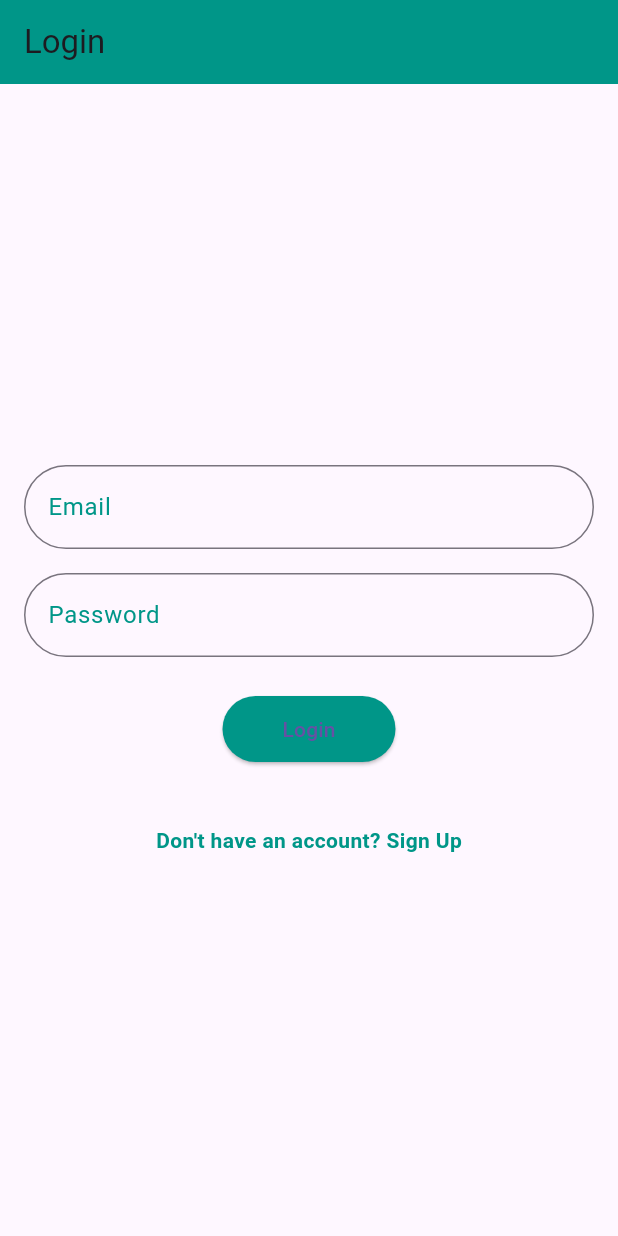
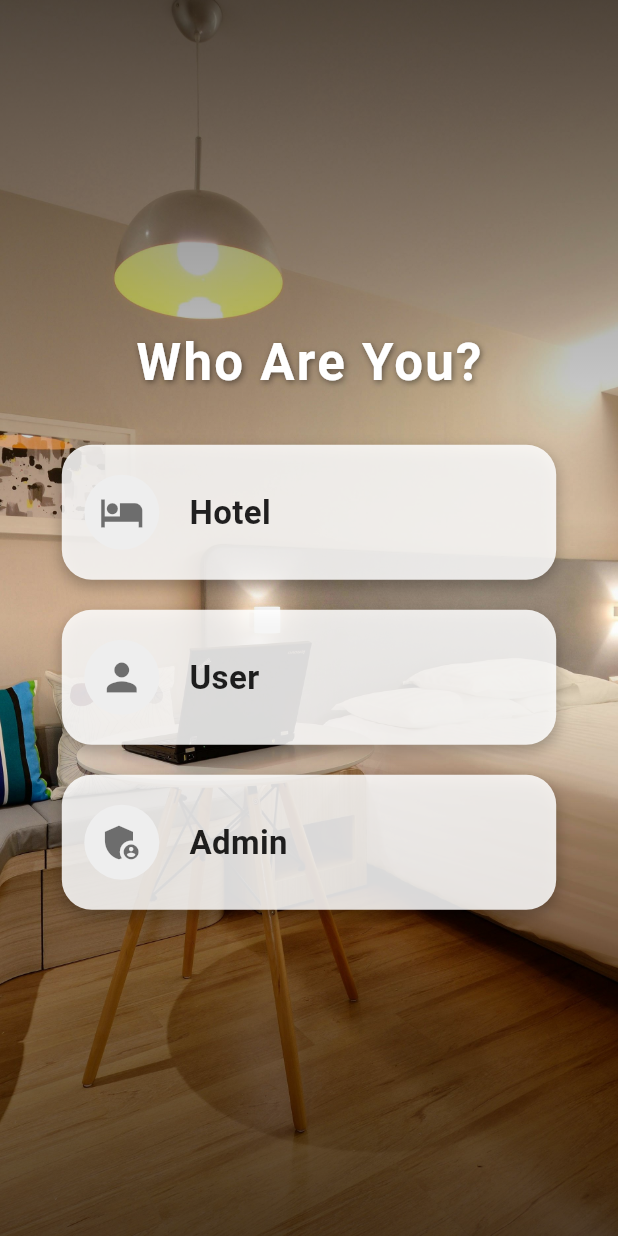
Before and after one commit to sreenanda-shani/hotel-management, a Flutter app: the screen it shows after launch, on a phone screen of 412 x 824 dp. Run offline on Flutter 3.47's test engine with Material 3 defaults, Android fonts, the phone set to English and light mode, and no system bars; our stand-ins replace cloud_firestore, firebase_auth, firebase_core, geocoding, geolocator, image_picker and 1 more; missing offline and left inert: cloudinary; accounts and stored records are empty.

Commit message:
hotel login,choose

```diff
--- a/lib/admin/screen/admin_login.dart
+++ b/lib/admin/screen/admin_login.dart
@@ -39,9 +39,7 @@ class _AdminLoginPageState extends State<AdminLoginPage> {
   @override
   Widget build(BuildContext context) {
     return Scaffold(
-      appBar: AppBar(
-        title: const Text("Admin Login"),
-      ),
+
       body: Stack(
         children: [
           // Background Image
--- /dev/null
+++ b/lib/choose_screen.dart
@@ -0,0 +1,158 @@
+import 'package:flutter/material.dart';
+import 'package:project1/admin/screen/admin_login.dart';
+import 'package:project1/hotel/hotel_login.dart';
+import 'package:project1/user/login_page.dart';
+
+class ChooseScreen extends StatelessWidget {
+  @override
+  Widget build(BuildContext context) {
+    return Scaffold(
+      body: Stack(
+        children: [
+          // Background Image with Gradient Overlay
+          Container(
+            width: MediaQuery.of(context).size.width,
+            height: MediaQuery.of(context).size.height,
+            decoration: const BoxDecoration(
+              image: DecorationImage(
+                image: AssetImage('asset/choose.jpg'),
+                fit: BoxFit.cover,
+              ),
+            ),
+            child: Container(
+              decoration: BoxDecoration(
+                gradient: LinearGradient(
+                  colors: [
+                    Colors.black.withOpacity(0.6),
+                    Colors.transparent,
+                    Colors.black.withOpacity(0.6),
+                  ],
+                  begin: Alignment.topCenter,
+                  end: Alignment.bottomCenter,
+                ),
+              ),
+            ),
+          ),
+          // Content
+          Center(
+            child: Column(
+              mainAxisAlignment: MainAxisAlignment.center,
+              children: [
+                // Header Text
+                const Text(
+                  'Who Are You?',
+                  style: TextStyle(
+                    fontSize: 34,
+                    fontWeight: FontWeight.bold,
+                    color: Colors.white,
+                    letterSpacing: 1.5,
+                    shadows: [
+                      Shadow(
+                        color: Colors.black45,
+                        blurRadius: 5,
+                        offset: Offset(1, 1),
+                      ),
+                    ],
+                  ),
+                ),
+                const SizedBox(height: 30),
+                // Role Cards
+                RoleCard(
+                  title: 'Hotel',
+                  icon: Icons.hotel,
+                  onTap: () {
+                    print('Hotel selected');
+
+                                        Navigator.push(context, MaterialPageRoute(builder: (context) => HotelLoginPage(),));
+
+
+                  },
+                ),
+                const SizedBox(height: 20),
+                RoleCard(
+                  title: 'User',
+                  icon: Icons.person,
+                  onTap: () {
+                    Navigator.push(context, MaterialPageRoute(builder: (context) => UserLoginPage(),));
+                  },
+                ),
+                const SizedBox(height: 20),
+                RoleCard(
+                  title: 'Admin',
+                  icon: Icons.admin_panel_settings,
+                  onTap: () {
+
+
+
+                                        Navigator.push(context, MaterialPageRoute(builder: (context) => AdminLoginPage(),));
+
+                    print('Admin selected');
+                  },
+                ),
+              ],
+            ),
+          ),
+        ],
+      ),
+    );
+  }
+}
+
+class RoleCard extends StatelessWidget {
+  final String title;
+  final IconData icon;
+  final VoidCallback onTap;
+
+  const RoleCard({
+    required this.title,
+    required this.icon,
+    required this.onTap,
+  });
+
+  @override
+  Widget build(BuildContext context) {
+    return GestureDetector(
+      onTap: onTap,
+      child: AnimatedContainer(
+        duration: const Duration(milliseconds: 300),
+        curve: Curves.easeInOut,
+        width: MediaQuery.of(context).size.width * 0.8,
+        padding: const EdgeInsets.symmetric(vertical: 20, horizontal: 15),
+        decoration: BoxDecoration(
+          color: Colors.white.withOpacity(0.85),
+          borderRadius: BorderRadius.circular(20),
+          boxShadow: [
+            BoxShadow(
+              color: Colors.black26,
+              blurRadius: 8,
+              offset: Offset(0, 4),
+            ),
+          ],
+        ),
+        child: Row(
+          mainAxisAlignment: MainAxisAlignment.start,
+          children: [
+            CircleAvatar(
+              backgroundColor: Colors.grey.shade200,
+              radius: 25,
+              child: Icon(
+                icon,
+                color: Colors.black54,
+                size: 30,
+              ),
+            ),
+            const SizedBox(width: 20),
+            Text(
+              title,
+              style: const TextStyle(
+                fontSize: 22,
+                fontWeight: FontWeight.w600,
+                color: Colors.black87,
+              ),
+            ),
+          ],
+        ),
+      ),
+    );
+  }
+}
--- a/lib/main.dart
+++ b/lib/main.dart
@@ -2,6 +2,7 @@
 
 import 'package:firebase_core/firebase_core.dart';
 import 'package:flutter/material.dart';
+import 'package:project1/choose_screen.dart';
 import 'package:project1/firebase_options.dart';
 import 'package:project1/hotel/hotel_login.dart';
 import 'package:project1/hotel/hotel_registration.dart';
@@ -13,6 +14,6 @@ Future<void> main() async {
 );
   runApp(MaterialApp(
     debugShowCheckedModeBanner: false,
-    home: LoginScreen()
+    home: ChooseScreen()
   ));
 }
--- a/lib/user/registration_page.dart
+++ b/lib/user/registration_page.dart
@@ -71,7 +71,7 @@ class _UserRegistrationPageState extends State<UserRegistrationPage> {
 
     // Navigate to a success page (replace with your own)
     Navigator.push(context, MaterialPageRoute(builder: (context) {
-      return LoginPage(); // Go back to the Login Page after registration
+      return UserLoginPage(); // Go back to the Login Page after registration
     }));
   }
 
```
Also changed, not shown: lib/hotel/hotel_login.dart (+69 -39 lines), lib/user/login_page.dart (+5 -7 lines), asset/choose.jpg (added).
